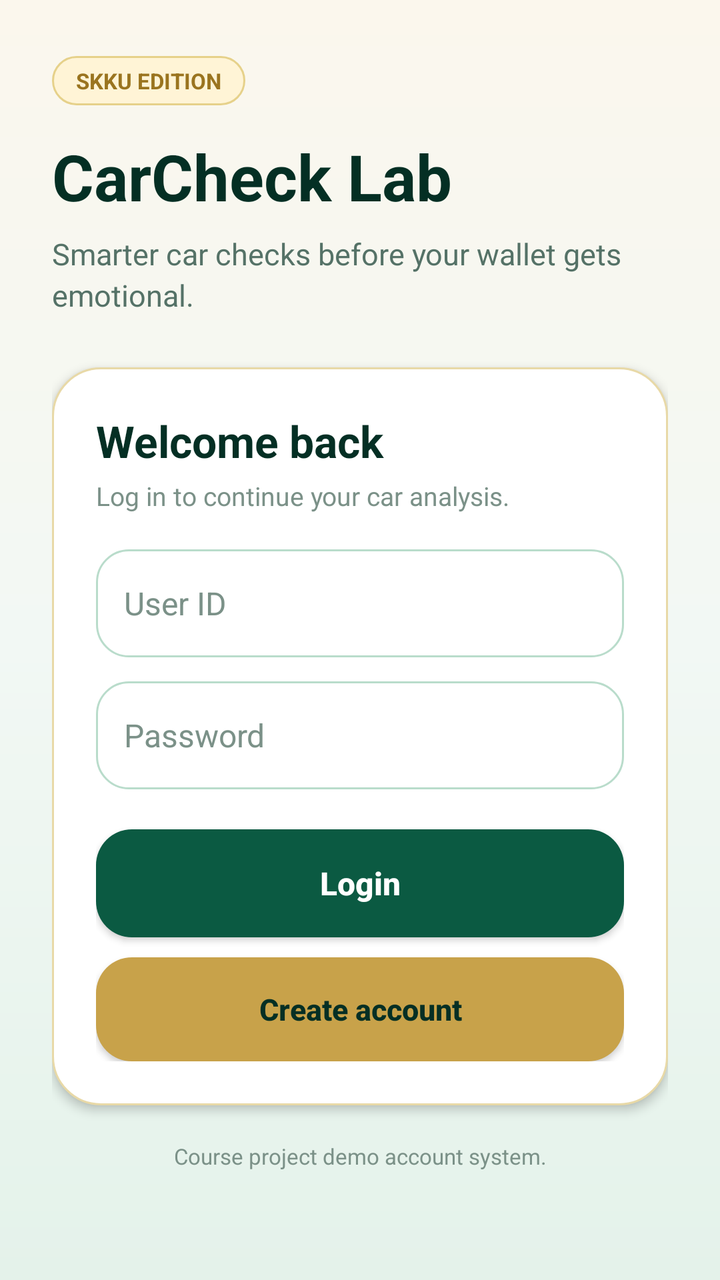
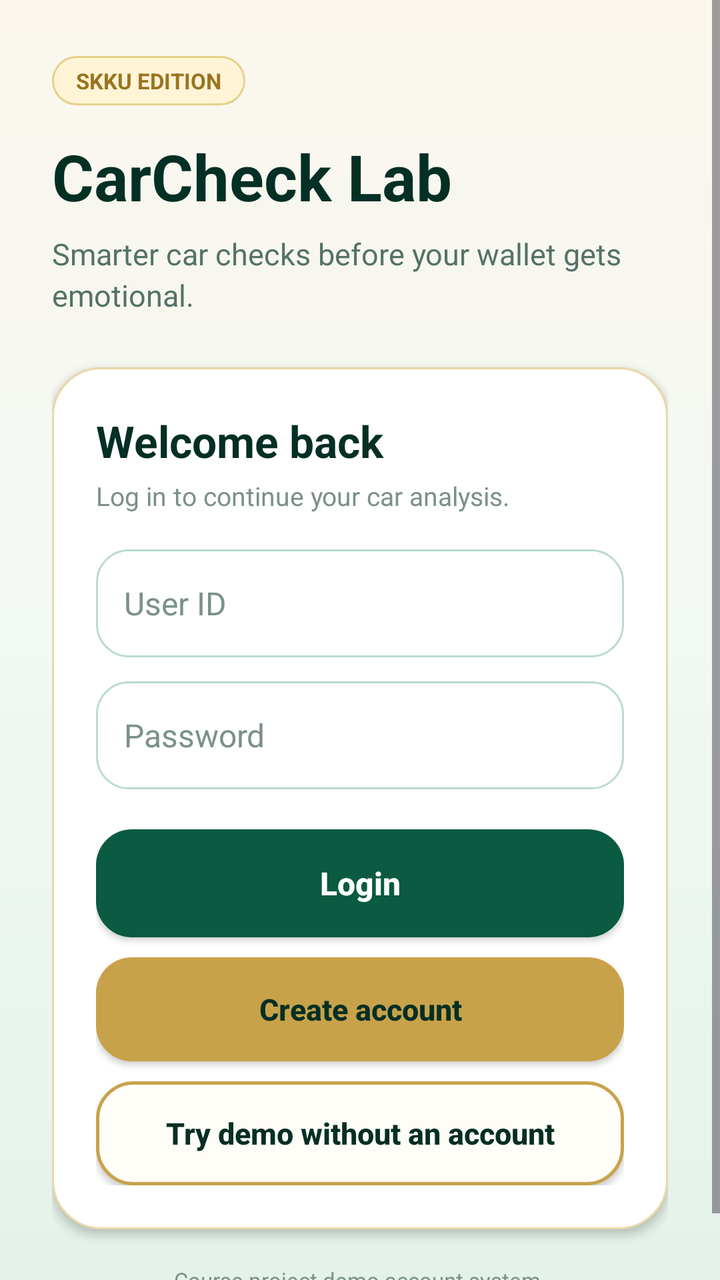

Screens rendered from an Android XML layout before and after an edit, with the pre-edit source and the edit as a unified diff.
<!-- AndroidManifest.xml: application theme Theme.Personal_Project -->
<!-- res/layout/activity_login.xml -->
<?xml version="1.0" encoding="utf-8"?>

<ScrollView xmlns:android="http://schemas.android.com/apk/res/android"
    android:id="@+id/scrollLogin"
    android:layout_width="match_parent"
    android:layout_height="match_parent"
    android:background="@drawable/bg_skk_login">

    <LinearLayout
        android:id="@+id/layoutLoginRoot"
        android:layout_width="match_parent"
        android:layout_height="wrap_content"
        android:orientation="vertical"
        android:paddingStart="26dp"
        android:paddingTop="28dp"
        android:paddingEnd="26dp"
        android:paddingBottom="28dp">

        <TextView
            android:id="@+id/textBrandChip"
            android:layout_width="wrap_content"
            android:layout_height="wrap_content"
            android:background="@drawable/chip_skk_gold"
            android:paddingStart="12dp"
            android:paddingTop="5dp"
            android:paddingEnd="12dp"
            android:paddingBottom="5dp"
            android:text="SKKU EDITION"
            android:textColor="@color/skku_gold_700"
            android:textSize="11sp"
            android:textStyle="bold" />

        <TextView
            android:id="@+id/textLoginTitle"
            android:layout_width="match_parent"
            android:layout_height="wrap_content"
            android:layout_marginTop="14dp"
            android:text="CarCheck Lab"
            android:textColor="@color/skku_green_950"
            android:textSize="32sp"
            android:textStyle="bold" />

        <TextView
            android:id="@+id/textLoginSubtitle"
            android:layout_width="match_parent"
            android:layout_height="wrap_content"
            android:layout_marginTop="7dp"
            android:text="Smarter car checks before your wallet gets emotional."
            android:textColor="@color/text_secondary"
            android:textSize="15sp"
            android:lineSpacingExtra="3dp" />

        <LinearLayout
            android:id="@+id/layoutLoginCard"
            android:layout_width="match_parent"
            android:layout_height="wrap_content"
            android:layout_marginTop="26dp"
            android:background="@drawable/card_skk_white"
            android:elevation="3dp"
            android:orientation="vertical"
            android:padding="22dp">

            <TextView
                android:id="@+id/textLoginCardTitle"
                android:layout_width="match_parent"
                android:layout_height="wrap_content"
                android:text="Welcome back"
                android:textColor="@color/skku_green_950"
                android:textSize="22sp"
                android:textStyle="bold" />

            <TextView
                android:id="@+id/textLoginCardSubtitle"
                android:layout_width="match_parent"
                android:layout_height="wrap_content"
                android:layout_marginTop="4dp"
                android:text="Log in to continue your car analysis."
                android:textColor="@color/text_muted"
                android:textSize="13sp" />

            <EditText
                android:id="@+id/editUserId"
                android:layout_width="match_parent"
                android:layout_height="54dp"
                android:layout_marginTop="18dp"
                android:background="@drawable/input_skk"
                android:hint="User ID"
                android:importantForAutofill="no"
                android:inputType="text"
                android:saveEnabled="false"
                android:textColor="@color/text_primary"
                android:textColorHint="@color/text_muted"
                android:textSize="16sp" />

            <EditText
                android:id="@+id/editPassword"
                android:layout_width="match_parent"
                android:layout_height="54dp"
                android:layout_marginTop="12dp"
                android:background="@drawable/input_skk"
                android:hint="Password"
                android:importantForAutofill="no"
                android:inputType="textPassword"
                android:saveEnabled="false"
                android:textColor="@color/text_primary"
                android:textColorHint="@color/text_muted"
                android:textSize="16sp" />

            <Button
                android:id="@+id/buttonLogin"
                android:layout_width="match_parent"
                android:layout_height="54dp"
                android:layout_marginTop="20dp"
                android:background="@drawable/button_skk_green"
                android:backgroundTint="@null"
                android:text="Login"
                android:textAllCaps="false"
                android:textColor="@color/white"
                android:textSize="16sp"
                android:textStyle="bold" />

            <Button
                android:id="@+id/buttonRegister"
                android:layout_width="match_parent"
                android:layout_height="52dp"
                android:layout_marginTop="10dp"
                android:background="@drawable/button_skk_gold"
                android:backgroundTint="@null"
                android:text="Create account"
                android:textAllCaps="false"
                android:textColor="@color/skku_green_950"
                android:textSize="15sp"
                android:textStyle="bold" />

            <ProgressBar
                android:id="@+id/progressLogin"
                style="?android:attr/progressBarStyle"
                android:layout_width="36dp"
                android:layout_height="36dp"
                android:layout_gravity="center_horizontal"
                android:layout_marginTop="16dp"
                android:visibility="gone" />

            <TextView
                android:id="@+id/textLoginStatus"
                android:layout_width="match_parent"
                android:layout_height="wrap_content"
                android:layout_marginTop="14dp"
                android:background="@drawable/card_skk_soft"
                android:padding="12dp"
                android:text=""
                android:textColor="@color/text_secondary"
                android:textSize="12sp"
                android:visibility="gone"
                android:lineSpacingExtra="3dp" />

        </LinearLayout>

        <TextView
            android:id="@+id/textLoginFooter"
            android:layout_width="match_parent"
            android:layout_height="wrap_content"
            android:layout_marginTop="18dp"
            android:text="Course project demo account system."
            android:textColor="@color/text_muted"
            android:textSize="11sp"
            android:gravity="center" />

    </LinearLayout>
</ScrollView>
<!-- resources referenced by this layout -->
<resources>
  <color name="skku_gold_700">#9A741F</color>
  <color name="skku_green_950">#042F24</color>
  <color name="text_muted">#7B9188</color>
  <color name="text_primary">#123127</color>
  <color name="text_secondary">#557267</color>
  <color name="white">#FFFFFF</color>
  <!-- drawable bg_skk_login (drawable) -->
  <?xml version="1.0" encoding="utf-8"?>
  
  <shape xmlns:android="http://schemas.android.com/apk/res/android">
      <gradient
          android:startColor="#FBF7ED"
          android:centerColor="#F2F8F4"
          android:endColor="#E4F2EA"
          android:angle="270" />
  </shape>
  <!-- drawable button_skk_green (drawable) -->
  <?xml version="1.0" encoding="utf-8"?>
  
  <selector xmlns:android="http://schemas.android.com/apk/res/android">
  
      <item android:state_pressed="true">
          <shape>
              <solid android:color="@color/skku_green_950" />
              <corners android:radius="18dp" />
          </shape>
      </item>
  
      <item android:state_enabled="false">
          <shape>
              <solid android:color="@color/skku_green_200" />
              <corners android:radius="18dp" />
          </shape>
      </item>
  
      <item>
          <shape>
              <solid android:color="@color/skku_green_800" />
              <corners android:radius="18dp" />
          </shape>
      </item>
  
  </selector>
  <!-- drawable card_skk_soft (drawable) -->
  <?xml version="1.0" encoding="utf-8"?>
  
  <shape xmlns:android="http://schemas.android.com/apk/res/android">
      <solid android:color="#F8FCF9" />
      <stroke
          android:width="1dp"
          android:color="@color/skku_line" />
      <corners android:radius="20dp" />
  </shape>
  <!-- drawable card_skk_white (drawable) -->
  <?xml version="1.0" encoding="utf-8"?>
  
  <shape xmlns:android="http://schemas.android.com/apk/res/android">
      <solid android:color="@color/skku_card" />
      <stroke
          android:width="1dp"
          android:color="@color/skku_line_gold" />
      <corners android:radius="24dp" />
  </shape>
  <!-- drawable chip_skk_gold (drawable) -->
  <?xml version="1.0" encoding="utf-8"?>
  
  <shape xmlns:android="http://schemas.android.com/apk/res/android">
      <solid android:color="@color/skku_gold_100" />
      <stroke
          android:width="1dp"
          android:color="@color/skku_gold_300" />
      <corners android:radius="999dp" />
  </shape>
  <style name="Theme.Personal_Project" parent="Base.Theme.Personal_Project" />
  <color name="skku_gold_100">#FFF4D6</color>
  <color name="skku_gold_300">#E6D18A</color>
  <color name="skku_gold_500">#C8A24A</color>
  <color name="skku_green_200">#B9DCCB</color>
  <color name="skku_green_800">#0B5A42</color>
  <color name="skku_line">#D9E7DE</color>
  <color name="skku_card">#FFFFFF</color>
  <color name="skku_line_gold">#E8D9A7</color>
  <color name="skku_green_100">#E4F2EA</color>
  <color name="skku_gold_900">#5F4310</color>
  <color name="skku_ivory">#FBF7ED</color>
  <!-- unchanged entries left out for length: 3 -->
</resources>

<!-- the commit's change to res/layout/activity_login.xml (unified diff, before → after) -->
@@ -132,6 +132,19 @@
                 android:textSize="15sp"
                 android:textStyle="bold" />
 
+            <Button
+                android:id="@+id/buttonDemo"
+                android:layout_width="match_parent"
+                android:layout_height="52dp"
+                android:layout_marginTop="10dp"
+                android:background="@drawable/button_skk_outline"
+                android:backgroundTint="@null"
+                android:text="Try demo without an account"
+                android:textAllCaps="false"
+                android:textColor="@color/skku_green_950"
+                android:textSize="15sp"
+                android:textStyle="bold" />
+
             <ProgressBar
                 android:id="@+id/progressLogin"
                 style="?android:attr/progressBarStyle"
<!-- resource entries referenced after the edit -->
@@ -43,6 +43,32 @@
       </item>
   
   </selector>
+  <!-- drawable button_skk_outline (drawable) -->
+  <?xml version="1.0" encoding="utf-8"?>
+  
+  <selector xmlns:android="http://schemas.android.com/apk/res/android">
+  
+      <item android:state_pressed="true">
+          <shape>
+              <solid android:color="@color/skku_gold_100" />
+              <stroke
+                  android:width="1.5dp"
+                  android:color="@color/skku_gold_600" />
+              <corners android:radius="18dp" />
+          </shape>
+      </item>
+  
+      <item>
+          <shape>
+              <solid android:color="#FFFDF7" />
+              <stroke
+                  android:width="1.5dp"
+                  android:color="@color/skku_gold_500" />
+              <corners android:radius="18dp" />
+          </shape>
+      </item>
+  
+  </selector>
   <!-- drawable card_skk_soft (drawable) -->
   <?xml version="1.0" encoding="utf-8"?>
   
@@ -79,6 +105,7 @@
   <color name="skku_gold_500">#C8A24A</color>
   <color name="skku_green_200">#B9DCCB</color>
   <color name="skku_green_800">#0B5A42</color>
+  <color name="skku_gold_600">#B78A29</color>
   <color name="skku_line">#D9E7DE</color>
   <color name="skku_card">#FFFFFF</color>
   <color name="skku_line_gold">#E8D9A7</color>
